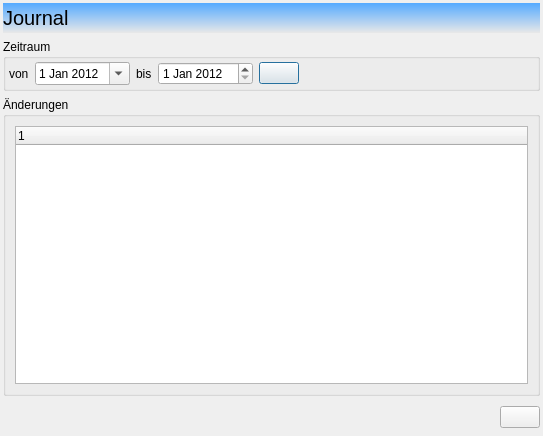
Above: guilibraries/wmsgui/src/misc/CwmsJournalViewer.ui from WOGRA-AG/wms before the change. Below: the same form after it.
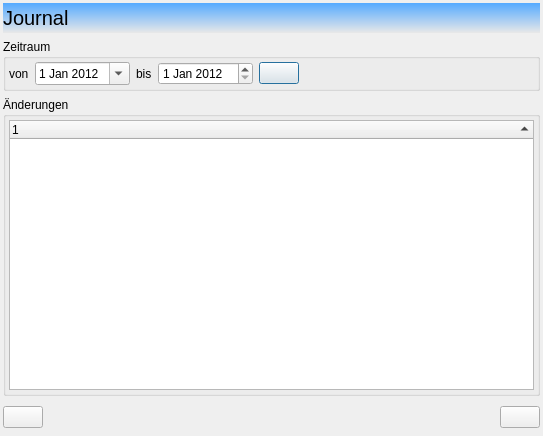
That is the form after the change. Icons and pictures are not drawn.

Commit message: minor improvements in usability. Added Scrollbar in Objecteditor. Added Object and Container Info Buttons for admins in UIs and used Help Dialog to display the infos.

```diff
--- a/guilibraries/wmsgui/src/misc/CwmsJournalViewer.ui
+++ b/guilibraries/wmsgui/src/misc/CwmsJournalViewer.ui
@@ -165,11 +165,32 @@
       <string>Änderungen</string>
      </property>
      <layout class="QGridLayout" name="gridLayout">
+      <property name="leftMargin">
+       <number>3</number>
+      </property>
+      <property name="topMargin">
+       <number>3</number>
+      </property>
+      <property name="rightMargin">
+       <number>3</number>
+      </property>
+      <property name="bottomMargin">
+       <number>3</number>
+      </property>
       <item row="0" column="0">
        <widget class="QTreeWidget" name="m_pqtwJournal">
         <property name="alternatingRowColors">
          <bool>true</bool>
         </property>
+        <property name="selectionBehavior">
+         <enum>QAbstractItemView::SelectRows</enum>
+        </property>
+        <property name="textElideMode">
+         <enum>Qt::ElideRight</enum>
+        </property>
+        <property name="sortingEnabled">
+         <bool>true</bool>
+        </property>
         <column>
          <property name="text">
           <string notr="true">1</string>
@@ -197,6 +218,26 @@
      <property name="bottomMargin">
       <number>0</number>
      </property>
+     <item>
+      <widget class="QPushButton" name="pushButton">
+       <property name="toolTip">
+        <string>Wert in Zwischenablage kopieren</string>
+       </property>
+       <property name="text">
+        <string/>
+       </property>
+       <property name="icon">
+        <iconset resource="wmsgui.qrc">
+         <normaloff>:/icons/OpenDocument.png</normaloff>:/icons/OpenDocument.png</iconset>
+       </property>
+       <property name="iconSize">
+        <size>
+         <width>24</width>
+         <height>24</height>
+        </size>
+       </property>
+      </widget>
+     </item>
      <item>
       <spacer>
        <property name="orientation">
```
Left out of the diff: 47 changed lines with no effect on the pictures. The commit also changes 17 other files.
